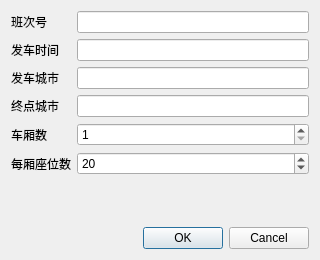
Before: the Qt Designer form addtraindialog.ui in citrus-dot/QTrainTixSys, drawn with Qt 5.
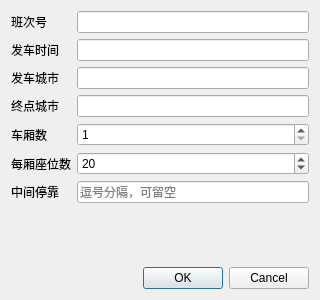
After: the same form once the commit is applied.

Commit message: V5: 查询与中间停靠

What changed in the file:
```diff
--- a/addtraindialog.ui
+++ b/addtraindialog.ui
@@ -7,7 +7,7 @@
     <x>0</x>
     <y>0</y>
     <width>320</width>
-    <height>260</height>
+    <height>300</height>
    </rect>
   </property>
   <property name="windowTitle">
@@ -96,6 +96,20 @@
        </property>
       </widget>
      </item>
+     <item row="6" column="0">
+      <widget class="QLabel" name="labelStops">
+       <property name="text">
+        <string>中间停靠</string>
+       </property>
+      </widget>
+     </item>
+     <item row="6" column="1">
+      <widget class="QLineEdit" name="stopsEdit">
+       <property name="placeholderText">
+        <string>逗号分隔，可留空</string>
+       </property>
+      </widget>
+     </item>
     </layout>
    </item>
    <item>
```
The commit also changes 9 other files.
